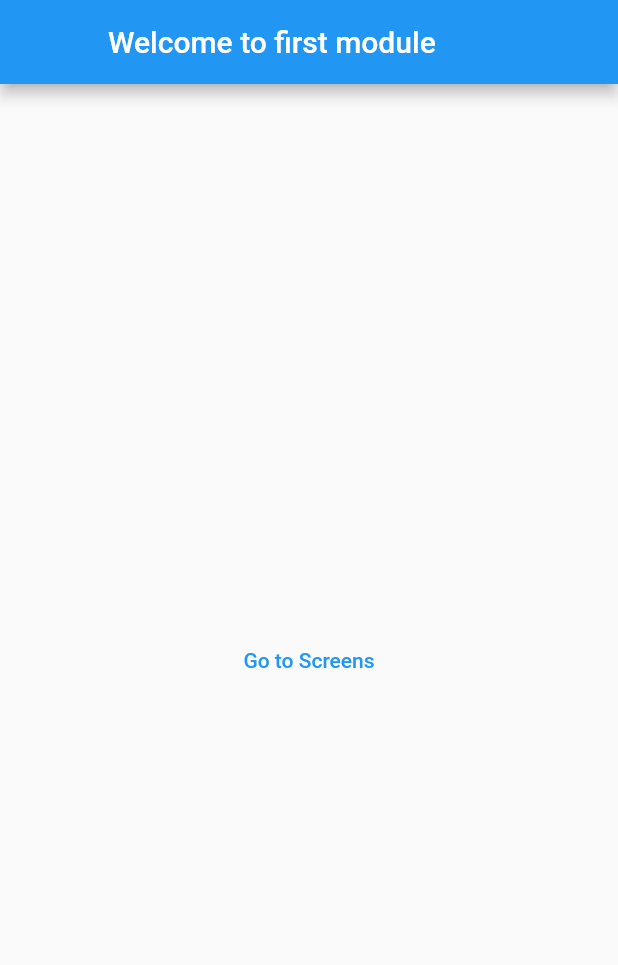
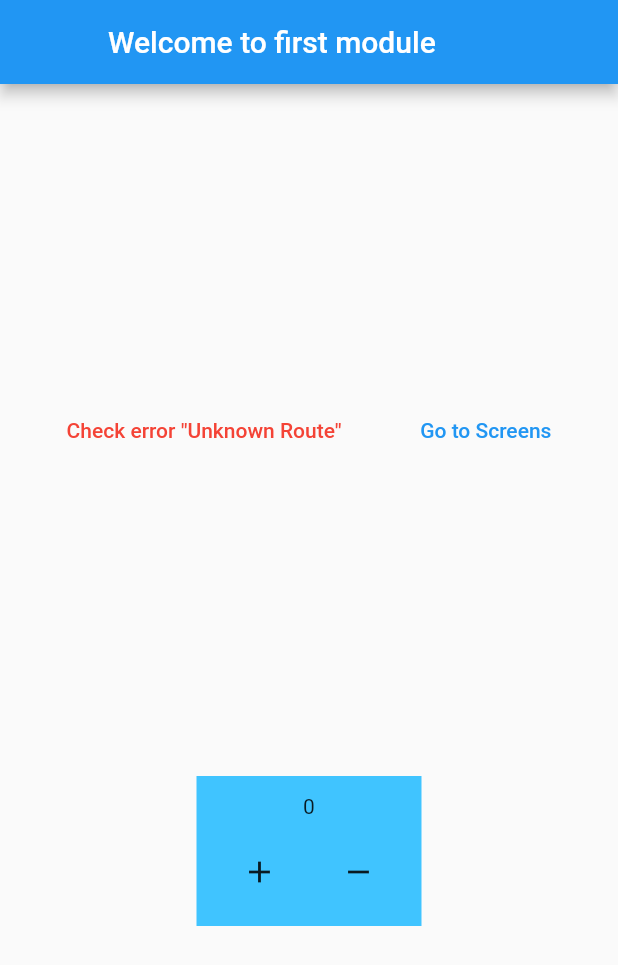
Before and after one commit to Dyska65/template_navigation, a Flutter app: the screen it shows after launch, on a phone screen of 412 x 824 dp. Shown: the top 965 px of the screen. Run offline on Flutter 3.47's test engine with Material 2 defaults, Android fonts, the phone set to English and light mode, and no system bars; our stand-ins replace get.

Commit message:
transition to GetMaterialApp() and add GetX controllers

```diff
--- a/lib/main.dart
+++ b/lib/main.dart
@@ -1,44 +1,43 @@
 import 'package:flutter/material.dart';
+import 'package:get/get.dart';
 import 'package:template_navigation/error_page.dart';
 import 'package:template_navigation/first_page.dart';
 import 'package:template_navigation/main_page.dart';
 import 'package:template_navigation/second_page.dart';
 import 'package:template_navigation/template.dart';
 import 'package:template_navigation/third_page.dart';
+import 'package:template_navigation/utils.dart';
 
 // После Hot Restart появляется arrow back решается leading: const SizedBox.shrink(),
-
+// Controller not dispose after close screen if used GetMaterialApp with Navagator or Navigator GetX
 void main() {
-  runApp(const FirstModule());
+  runApp(const MyApp());
 }
 
-class FirstModule extends StatelessWidget {
-  const FirstModule({Key? key}) : super(key: key);
+class MyApp extends StatelessWidget {
+  const MyApp({Key? key}) : super(key: key);
 
   @override
   Widget build(BuildContext context) {
-    return MaterialApp(
+    return GetMaterialApp(
       title: 'Flutter Demo',
       theme: ThemeData(
         primarySwatch: Colors.blue,
       ),
       initialRoute: '/',
-      routes: {
-        '/': (context) => const MainPage(),
-        '/first_page': (context) => const Template(body: FirstPage()),
-        '/second_page': (context) => const Template(body: SecondPage()),
-        '/third_page': (context) => const Template(body: ThirdPage()),
-      },
-      onUnknownRoute: (RouteSettings settings) {
-        return MaterialPageRoute<void>(
-          settings: settings,
-          builder: (BuildContext context) => const ErrorPage(),
-        );
-      },
+      getPages: Routes.listOfRoutes,
+      unknownRoute: GetPage(name: '/notfound', page: () => const ErrorPage()),
     );
   }
 }
 
+
+ // routes: {
+      //   '/': (context) => MainPage(),
+      //   '/first_page': (context) => Template(body: FirstPage()),
+      //   '/second_page': (context) => Template(body: SecondPage()),
+      //   '/third_page': (context) => Template(body: ThirdPage()),
+      // },
      // onGenerateRoute: (settings) {
       //   switch (settings.name) {
       //     case '/':
--- a/lib/main_page.dart
+++ b/lib/main_page.dart
@@ -1,10 +1,14 @@
 import 'package:flutter/material.dart';
+import 'package:get/get.dart';
+import 'package:template_navigation/widget_counter.dart';
 
-class MainPage extends StatelessWidget {
-  const MainPage({Key? key});
+class MainPage extends GetView<MainController> {
+  MainPage({Key? key});
 
   @override
   Widget build(BuildContext context) {
+    final _mainController = Get.find<MainController>();
+
     return Scaffold(
       appBar: AppBar(
         title: const Text('Welcome to first module'),
@@ -12,19 +16,38 @@ class MainPage extends StatelessWidget {
       ),
       body: Center(
         child: Column(
-          mainAxisAlignment: MainAxisAlignment.center,
+          mainAxisAlignment: MainAxisAlignment.spaceEvenly,
           children: <Widget>[
-            TextButton(
-              child: const Text('Go to Screens'),
-              onPressed: () => Navigator.pushNamedAndRemoveUntil(
-                context,
-                '/first_page',
-                (Route<dynamic> route) => false,
-              ),
+            Row(
+              mainAxisAlignment: MainAxisAlignment.spaceEvenly,
+              children: [
+                TextButton(
+                  child: const Text(
+                    'Check error "Unknown Route"',
+                    style: TextStyle(color: Colors.red),
+                  ),
+                  onPressed: () => Get.offAllNamed('____'),
+                ),
+                TextButton(
+                  child: const Text('Go to Screens'),
+                  onPressed: () => Get.offAllNamed('/first_page'),
+                ),
+              ],
             ),
+            WidgetCounter(
+              controllerAdd: _mainController,
+            )
           ],
         ),
       ),
     );
   }
 }
+
+class MainController extends GetxController {
+  RxInt value = 0.obs;
+
+  void add() => value.value++;
+
+  void subtract() => value.value--;
+}
--- /dev/null
+++ b/lib/utils.dart
@@ -0,0 +1,48 @@
+import 'package:get/get.dart';
+import 'package:template_navigation/first_page.dart';
+import 'package:template_navigation/main_page.dart';
+import 'package:template_navigation/second_page.dart';
+import 'package:template_navigation/template.dart';
+import 'package:template_navigation/third_page.dart';
+
+// Binding?
+class Routes {
+  static final List<GetPage> listOfRoutes = [
+    GetPage(
+      name: '/',
+      page: () => MainPage(),
+      binding: BindingsBuilder(
+        () => {
+          Get.put<MainController>(
+            MainController(),
+            permanent: true, // this controller not dispose after hot restart
+          )
+        },
+      ),
+    ),
+    GetPage(
+      name: '/first_page',
+      page: () => Template(body: FirstPage()),
+      binding: BindingsBuilder(
+        () => {
+          Get.put<FirstAddController>(
+            FirstAddController(),
+            permanent: true, // this controller not dispose after hot restart
+          ),
+          Get.put<FirstSubtractController>(
+            FirstSubtractController(),
+            permanent: true, // this controller not dispose after hot restart
+          )
+        },
+      ),
+    ),
+    GetPage(
+      name: '/second_page',
+      page: () => Template(body: SecondPage()),
+    ),
+    GetPage(
+      name: '/third_page',
+      page: () => Template(body: ThirdPage()),
+    )
+  ];
+}
--- /dev/null
+++ b/lib/widget_counter.dart
@@ -0,0 +1,48 @@
+import 'package:flutter/material.dart';
+import 'package:get/get.dart';
+
+class WidgetCounter extends StatelessWidget {
+  WidgetCounter(
+      {Key? key, required this.controllerAdd, this.controllerSubtract})
+      : super(key: key);
+
+  dynamic controllerAdd;
+  dynamic controllerSubtract;
+
+  @override
+  Widget build(BuildContext context) {
+    return Obx(
+      () => Container(
+        width: 150,
+        height: 100,
+        decoration: const BoxDecoration(
+          color: Colors.lightBlueAccent,
+        ),
+        child: Column(
+          mainAxisAlignment: MainAxisAlignment.spaceEvenly,
+          children: [
+            Text(controllerAdd.value.toString()),
+            Row(
+              mainAxisAlignment: MainAxisAlignment.spaceEvenly,
+              children: [
+                IconButton(
+                  onPressed: () {
+                    controllerAdd.add();
+                  },
+                  icon: const Icon(Icons.add),
+                ),
+                IconButton(
+                  onPressed: () {
+                    controllerSubtract ??= controllerAdd;
+                    controllerSubtract.subtract();
+                  },
+                  icon: const Icon(Icons.remove),
+                ),
+              ],
+            )
+          ],
+        ),
+      ),
+    );
+  }
+}
--- a/pubspec.yaml
+++ b/pubspec.yaml
@@ -34,6 +34,7 @@ dependencies:
   # The following adds the Cupertino Icons font to your application.
   # Use with the CupertinoIcons class for iOS style icons.
   cupertino_icons: ^1.0.2
+  get: ^4.6.5
 
 dev_dependencies:
   flutter_test:
```
Also changed, not shown: lib/error_page.dart (+22 -3 lines), lib/first_page.dart (+29 -17 lines), lib/second_page.dart (+17 -16 lines), lib/third_page.dart (+17 -16 lines), pubspec.lock, 1 other file.
